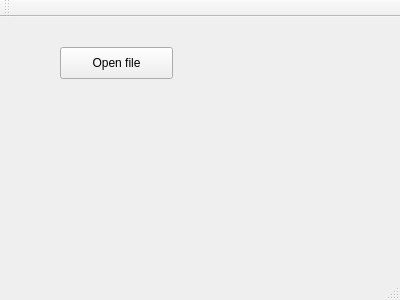
Above: log_analyzer/mainwindow.ui from OleksiiTimofieiev/log_analyzer before the change. Below: the same form after it.
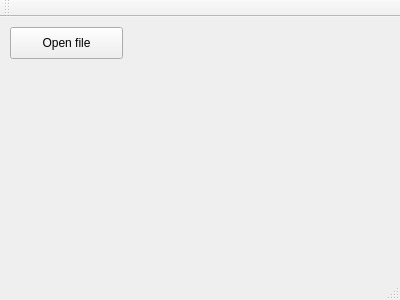
That is the form after the change.

Commit message: ideas on parsing the file

Patch:
```diff
--- a/log_analyzer/mainwindow.ui
+++ b/log_analyzer/mainwindow.ui
@@ -17,8 +17,8 @@
    <widget class="QPushButton" name="pushButton">
     <property name="geometry">
      <rect>
-      <x>60</x>
-      <y>30</y>
+      <x>10</x>
+      <y>10</y>
       <width>113</width>
       <height>32</height>
      </rect>
```
The commit also changes 1 other file.
